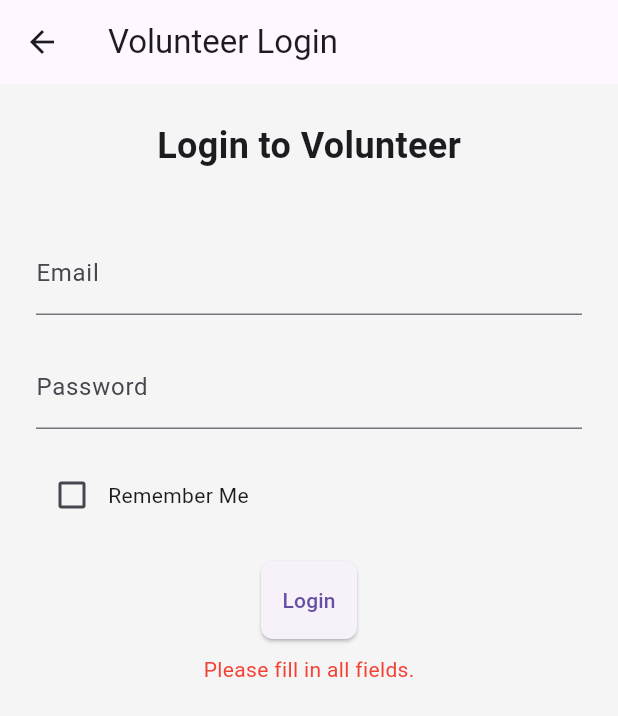
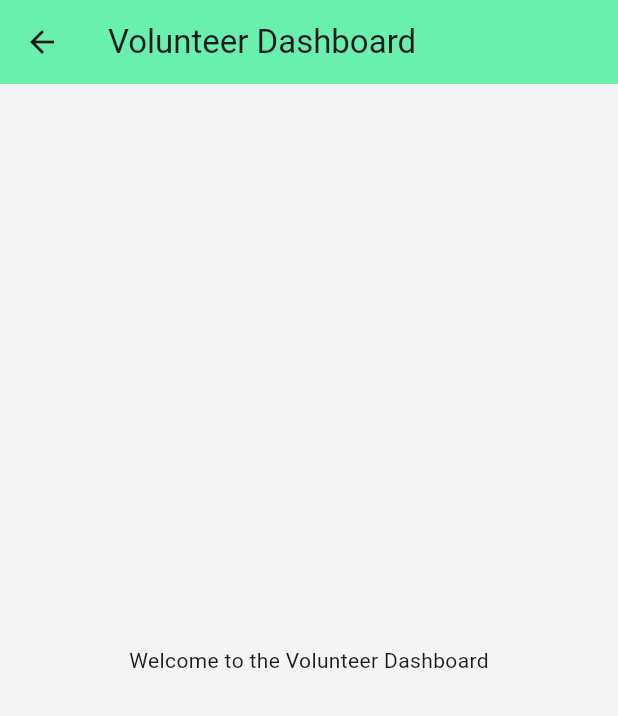
Before and after one commit to MathurakshiMahendrarajah/HelpNow-MobileApp, a Flutter app: the VolunteerLoginScreen screen opened directly, after a tap on "Login", on a phone screen of 412 x 824 dp. Shown: the top 716 px of the screen. Run offline on Flutter 3.47's test engine with Material 3 defaults, Android fonts, the phone set to English and light mode, and no system bars; our stand-ins replace geolocator, image_picker, permission_handler.

Commit message:
Volunteeer dashboard added

```diff
--- /dev/null
+++ b/lib/screens/volunteer/volunteer_dashboard_screen.dart
@@ -0,0 +1,14 @@
+import 'package:flutter/material.dart';
+
+class VolunteerDashboard extends StatelessWidget {
+  @override
+  Widget build(BuildContext context) {
+    return Scaffold(
+      appBar: AppBar(
+        title: Text('Volunteer Dashboard'),
+        backgroundColor: Colors.greenAccent,
+      ),
+      body: Center(child: Text('Welcome to the Volunteer Dashboard')),
+    );
+  }
+}
--- a/lib/screens/volunteer/volunteer_login_screen.dart
+++ b/lib/screens/volunteer/volunteer_login_screen.dart
@@ -1,110 +1,111 @@
 import 'package:flutter/material.dart';
-import 'package:http/http.dart' as http;
-import 'dart:convert';
+import 'package:helpnow_mobileapp/screens/volunteer/volunteer_dashboard_screen.dart'; // Make sure to create this screen
+import 'package:helpnow_mobileapp/screens/volunteer/volunteer_dashboard_screen.dart'; // Update the correct screen as needed
 
-class VolunteerLoginScreen extends StatefulWidget {
-  @override
-  _VolunteerLoginScreenState createState() => _VolunteerLoginScreenState();
-}
-
-class _VolunteerLoginScreenState extends State<VolunteerLoginScreen> {
-  final _emailController = TextEditingController();
-  final _passwordController = TextEditingController();
-  bool _rememberMe = false;
-  String _errorMessage = '';
-
-  Future<void> _login() async {
-    final email = _emailController.text;
-    final password = _passwordController.text;
-
-    if (email.isEmpty || password.isEmpty) {
-      setState(() {
-        _errorMessage = 'Please fill in all fields.';
-      });
-      return;
-    }
-
-    final response = await http.post(
-      Uri.parse('http://localhost:5000/login'),
-      headers: {'Content-Type': 'application/json'},
-      body: json.encode({'email': email, 'password': password}),
-    );
-
-    if (response.statusCode == 200) {
-      // Handle success, navigate to the next screen
-      final data = json.decode(response.body);
-      final token = data['token'];
-      // Store token for future requests
-      print("Token: $token");
-      // Redirect to Dashboard or another page
-    } else {
-      setState(() {
-        _errorMessage = json.decode(response.body)['message'] ?? 'Login failed';
-      });
-    }
-  }
+class VolunteerLoginScreen extends StatelessWidget {
+  final TextEditingController emailController = TextEditingController();
+  final TextEditingController passwordController = TextEditingController();
 
   @override
   Widget build(BuildContext context) {
     return Scaffold(
-      appBar: AppBar(title: const Text('Volunteer Login')),
-      body: Padding(
-        padding: const EdgeInsets.all(24.0),
+      backgroundColor: Colors.grey[100],
+      body: SafeArea(
+        child: Center(
+          child: SingleChildScrollView(
+            padding: EdgeInsets.all(24),
             child: Column(
-          children: <Widget>[
-            const Text(
-              'Login to Volunteer',
-              style: TextStyle(fontSize: 24, fontWeight: FontWeight.bold),
+              children: [
+                Icon(
+                  Icons.volunteer_activism,
+                  size: 60,
+                  color: Colors.greenAccent,
                 ),
-            const SizedBox(height: 40),
-
-            // Email Field
-            TextField(
-              controller: _emailController,
-              decoration: const InputDecoration(
-                labelText: 'Email',
-                hintText: 'Enter your email',
+                const SizedBox(height: 10),
+                Text(
+                  'Volunteer Login',
+                  style: TextStyle(
+                    fontSize: 28,
+                    fontWeight: FontWeight.bold,
+                    color: Colors.greenAccent,
                   ),
                 ),
-            const SizedBox(height: 20),
+                const SizedBox(height: 8),
+                Text(
+                  'Making a difference starts with you',
+                  style: TextStyle(color: Colors.grey[600], fontSize: 14),
+                ),
+                const SizedBox(height: 30),
 
-            // Password Field
-            TextField(
-              controller: _passwordController,
-              decoration: const InputDecoration(
-                labelText: 'Password',
-                hintText: 'Enter your password',
+                // Login Card
+                Card(
+                  shape: RoundedRectangleBorder(
+                    borderRadius: BorderRadius.circular(16),
                   ),
+                  elevation: 4,
+                  child: Padding(
+                    padding: const EdgeInsets.all(20.0),
+                    child: Column(
+                      children: [
+                        buildInputField(
+                          controller: emailController,
+                          label: 'Email or Volunteer ID',
+                          icon: Icons.email,
+                        ),
+                        const SizedBox(height: 16),
+                        buildInputField(
+                          controller: passwordController,
+                          label: 'Password',
+                          icon: Icons.lock,
                           obscureText: true,
                         ),
-            const SizedBox(height: 20),
-
-            // Remember Me Checkbox
-            Row(
-              children: [
-                Checkbox(
-                  value: _rememberMe,
-                  onChanged: (value) {
-                    setState(() {
-                      _rememberMe = value!;
-                    });
+                        const SizedBox(height: 24),
+                        ElevatedButton(
+                          onPressed: () {
+                            Navigator.push(
+                              context,
+                              MaterialPageRoute(
+                                builder: (_) => VolunteerDashboard(),
+                              ), // Navigate to Volunteer Dashboard
+                            );
                           },
+                          style: ElevatedButton.styleFrom(
+                            backgroundColor: Colors.greenAccent,
+                            minimumSize: Size(double.infinity, 48),
+                            shape: RoundedRectangleBorder(
+                              borderRadius: BorderRadius.circular(12),
                             ),
-                const Text('Remember Me'),
+                          ),
+                          child: Text('Login', style: TextStyle(fontSize: 16)),
+                        ),
                       ],
                     ),
-            const SizedBox(height: 20),
-
-            // Login Button
-            ElevatedButton(onPressed: _login, child: const Text('Login')),
-            const SizedBox(height: 10),
-
-            // Error Message
-            if (_errorMessage.isNotEmpty)
-              Text(_errorMessage, style: const TextStyle(color: Colors.red)),
+                  ),
+                ),
               ],
+            ),
+          ),
         ),
       ),
     );
   }
+
+  Widget buildInputField({
+    required TextEditingController controller,
+    required String label,
+    required IconData icon,
+    bool obscureText = false,
+  }) {
+    return TextField(
+      controller: controller,
+      obscureText: obscureText,
+      decoration: InputDecoration(
+        labelText: label,
+        prefixIcon: Icon(icon),
+        border: OutlineInputBorder(borderRadius: BorderRadius.circular(12)),
+        filled: true,
+        fillColor: Colors.grey[50],
+      ),
+    );
   }
+}
```
Lines whose indentation alone changed are shown as unchanged.
